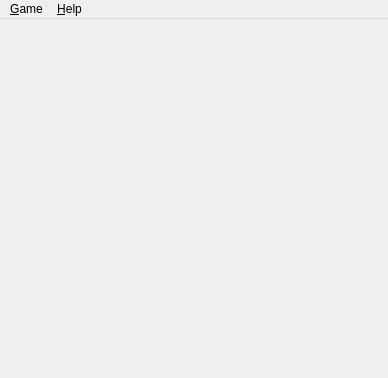
kubos741/kbang, file src/client/mainwindow.ui: the form before one commit.
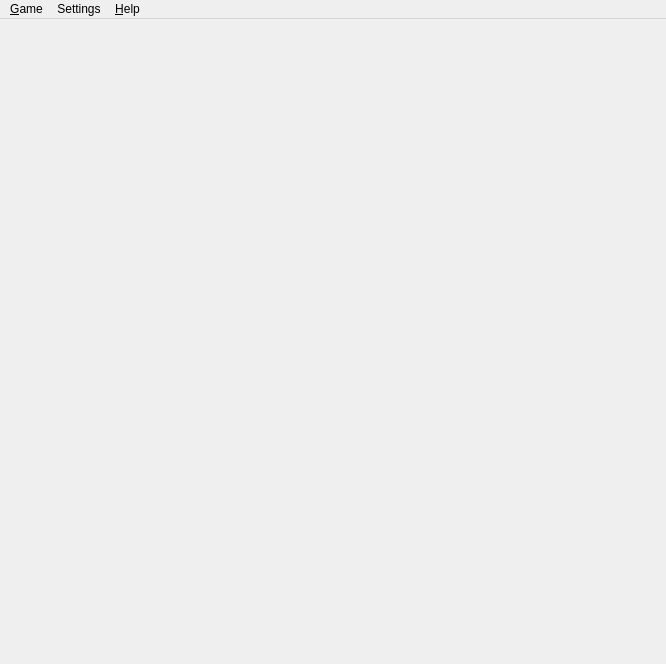
The form after the commit. Icons and pictures are not drawn. Custom widgets are drawn as their Qt base class.

Patch:
```diff
--- a/src/client/mainwindow.ui
+++ b/src/client/mainwindow.ui
@@ -9,8 +9,8 @@
    <rect>
     <x>0</x>
     <y>0</y>
-    <width>388</width>
-    <height>378</height>
+    <width>666</width>
+    <height>664</height>
    </rect>
   </property>
   <property name="windowTitle">
@@ -650,8 +650,8 @@
     <rect>
      <x>0</x>
      <y>0</y>
-     <width>388</width>
-     <height>24</height>
+     <width>666</width>
+     <height>22</height>
     </rect>
    </property>
    <property name="autoFillBackground">
@@ -673,9 +673,17 @@
     <property name="title">
      <string>&amp;Help</string>
     </property>
-    <addaction name="mp_actionAbout"/>
+    <addaction name="actionAbout"/>
+   </widget>
+   <widget class="QMenu" name="menuSettings">
+    <property name="title">
+     <string>Settings</string>
+    </property>
+    <addaction name="actionCardSizeUp"/>
+    <addaction name="actionCardSizeDown"/>
    </widget>
    <addaction name="menuGame"/>
+   <addaction name="menuSettings"/>
    <addaction name="menuHelp"/>
   </widget>
   <action name="mp_actionConnectToServer">
```
Left out of the diff: 72 changed lines with no effect on the pictures.
